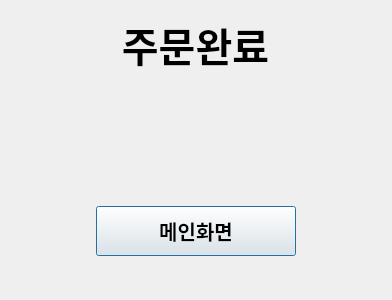
First picture: the form in AL JSG Project/Paid.ui, repository Karuperu/Algorithm24, before the edit.
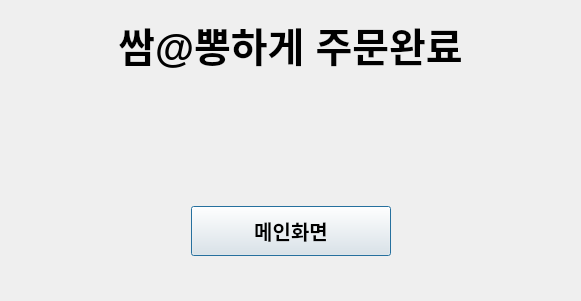
Second picture: the form after the edit.

```diff
--- a/AL JSG Project/Paid.ui
+++ b/AL JSG Project/Paid.ui
@@ -6,8 +6,8 @@
    <rect>
     <x>0</x>
     <y>0</y>
-    <width>392</width>
-    <height>300</height>
+    <width>581</width>
+    <height>301</height>
    </rect>
   </property>
   <property name="windowTitle">
@@ -18,7 +18,7 @@
     <rect>
      <x>0</x>
      <y>0</y>
-     <width>391</width>
+     <width>581</width>
      <height>301</height>
     </rect>
    </property>
@@ -33,7 +33,7 @@
        </font>
       </property>
       <property name="text">
-       <string>주문완료</string>
+       <string>쌈@뽕하게 주문완료</string>
       </property>
       <property name="alignment">
        <set>Qt::AlignCenter</set>
```
Left out of the diff: 2 changed lines with no effect on the pictures.
